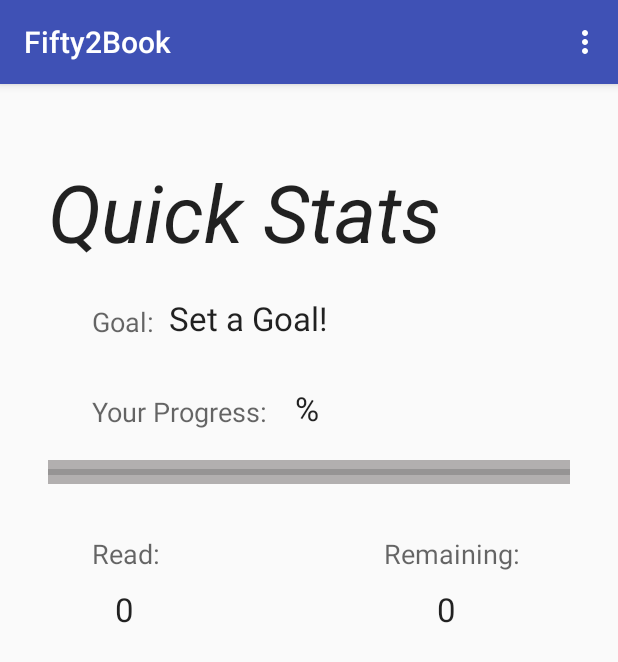
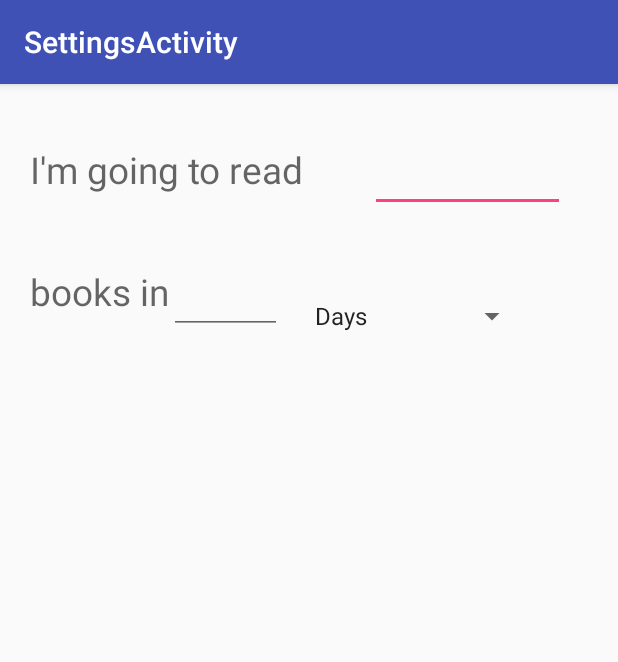
Before and after one commit to kemmons/Fifty2Book, an Android app: the screen it shows after launch (MainActivity before the commit, SettingsActivity after it), in the options menu, after a tap on "Settings", on a phone screen of 412 x 824 dp. Shown: the top 662 px of the screen. Run offline under Robolectric (Android 15) with nearby library versions, the phone set to English and light mode, and no system bars.

Commit message:
Created Settings activity; redesigned progress bar to customized drawable.

```diff
--- a/app/src/main/AndroidManifest.xml
+++ b/app/src/main/AndroidManifest.xml
@@ -18,6 +18,10 @@
                 <category android:name="android.intent.category.LAUNCHER" />
             </intent-filter>
         </activity>
+        <activity
+            android:name=".SettingsActivity"
+            android:label="@string/title_activity_settings"
+            android:theme="@style/AppTheme.NoActionBar"></activity>
     </application>
 
 </manifest>
--- a/app/src/main/java/com/emmons/kelsey/umkc/fifty2book/MainActivity.java
+++ b/app/src/main/java/com/emmons/kelsey/umkc/fifty2book/MainActivity.java
@@ -1,5 +1,6 @@
 package com.emmons.kelsey.umkc.fifty2book;
 
+import android.content.Intent;
 import android.os.Bundle;
 import android.support.design.widget.FloatingActionButton;
 import android.support.design.widget.Snackbar;
@@ -11,10 +12,22 @@ import android.view.MenuItem;
 
 public class MainActivity extends AppCompatActivity {
 
+    private static final String PREFS_NAME = "PrefsFile";
+
+    private int read = 0, to_read = 0, goal = 0;
+
+
     @Override
     protected void onCreate(Bundle savedInstanceState) {
         super.onCreate(savedInstanceState);
         setContentView(R.layout.activity_main);
+        //saved states
+        if (savedInstanceState != null) {
+            read = savedInstanceState.getInt("read");
+            to_read = savedInstanceState.getInt("to_read");
+            goal = savedInstanceState.getInt("goal");
+        }
+        //toolbar
         Toolbar toolbar = (Toolbar) findViewById(R.id.toolbar);
         setSupportActionBar(toolbar);
     }
@@ -34,10 +47,13 @@ public class MainActivity extends AppCompatActivity {
         int id = item.getItemId();
 
         //noinspection SimplifiableIfStatement
-        if (id == R.id.action_settings) {
-            return true;
+        switch (item.getItemId()) {
+            case R.id.action_settings:
+                Intent intent = new Intent(this, SettingsActivity.class);
+                startActivity(intent);
+                return true;
+            default:
+                return super.onOptionsItemSelected(item);
         }
-
-        return super.onOptionsItemSelected(item);
     }
 }
--- /dev/null
+++ b/app/src/main/java/com/emmons/kelsey/umkc/fifty2book/SettingsActivity.java
@@ -0,0 +1,34 @@
+package com.emmons.kelsey.umkc.fifty2book;
+
+import android.content.Intent;
+import android.os.Bundle;
+import android.support.design.widget.FloatingActionButton;
+import android.support.design.widget.Snackbar;
+import android.support.v7.app.AppCompatActivity;
+import android.support.v7.widget.Toolbar;
+import android.view.View;
+import android.widget.ArrayAdapter;
+import android.widget.Spinner;
+
+public class SettingsActivity extends AppCompatActivity {
+
+    protected void onCreate(Bundle savedInstanceState) {
+        super.onCreate(savedInstanceState);
+        setContentView(R.layout.activity_settings);
+
+        Spinner goalSpinner = (Spinner) findViewById(R.id.goalSpinner);
+
+        ArrayAdapter<CharSequence> goalSpinAdapter = ArrayAdapter
+                .createFromResource(this, R.array.spinnerArray,
+                        android.R.layout.simple_spinner_item);
+
+        goalSpinAdapter.setDropDownViewResource(android.R.layout.simple_spinner_dropdown_item);
+
+        goalSpinner.setAdapter(goalSpinAdapter);
+
+        Intent intent = getIntent();
+        Toolbar toolbar = (Toolbar) findViewById(R.id.toolbar);
+        setSupportActionBar(toolbar);
+
+    }
+}
--- /dev/null
+++ b/app/src/main/res/drawable/progress_drawable.xml
@@ -0,0 +1,25 @@
+<?xml version="1.0" encoding="utf-8"?>
+<layer-list xmlns:android="http://schemas.android.com/apk/res/android">
+<item android:id="@android:id/background">
+        <shape>
+            <corners android:radius="5dip"/>
+            <gradient
+                android:angle="270"
+                android:centerColor="#ff5a5d5a"
+                android:centerY="0.5"
+                android:endColor="#ff747674"
+                android:startColor="#ff9e9d9e" />
+        </shape>
+</item>
+    <item android:id="@android:id/progress">
+        <clip>
+            <shape>
+                <corners android:radius="5dip"/>
+                <gradient
+                    android:angle="0"
+                    android:endColor="#ff009900"
+                    android:startColor="#ff000099" />
+            </shape>
+        </clip>
+    </item>
+</layer-list>
--- /dev/null
+++ b/app/src/main/res/layout/activity_settings.xml
@@ -0,0 +1,81 @@
+<?xml version="1.0" encoding="utf-8"?>
+<RelativeLayout xmlns:android="http://schemas.android.com/apk/res/android"
+    xmlns:app="http://schemas.android.com/apk/res-auto"
+    xmlns:tools="http://schemas.android.com/tools"
+    android:layout_width="match_parent"
+    android:layout_height="match_parent"
+    android:orientation="vertical"
+    android:fitsSystemWindows="true"
+    tools:context="com.emmons.kelsey.umkc.fifty2book.SettingsActivity">
+
+    <android.support.design.widget.AppBarLayout
+        android:layout_width="match_parent"
+        android:layout_height="wrap_content"
+        android:theme="@style/AppTheme.AppBarOverlay"
+        android:id="@+id/view">
+
+        <android.support.v7.widget.Toolbar
+            android:id="@+id/toolbar"
+            android:layout_width="match_parent"
+            android:layout_height="?attr/actionBarSize"
+            android:background="?attr/colorPrimary"
+            app:popupTheme="@style/AppTheme.PopupOverlay" />
+
+    </android.support.design.widget.AppBarLayout>
+
+    <include layout="@layout/content_settings"
+        android:layout_below="@+id/view"
+        android:layout_alignParentStart="true"
+        android:layout_width="fill_parent"
+        android:layout_height="fill_parent" />
+
+    <TextView
+        android:layout_width="wrap_content"
+        android:layout_height="wrap_content"
+        android:textAppearance="?android:attr/textAppearanceMedium"
+        android:text="@string/settingsGoalText"
+        android:layout_below="@+id/view"
+        android:layout_alignParentStart="true"
+        android:layout_marginLeft="20dp"
+        android:layout_marginTop="40dp"
+        android:id="@+id/goalText1"
+        android:textSize="11pt" />
+
+    <EditText
+        android:layout_width="130dp"
+        android:layout_height="wrap_content"
+        android:inputType="number"
+        android:ems="10"
+        android:id="@+id/booksGoal"
+        android:layout_alignTop="@+id/goalText1"
+        android:layout_alignParentEnd="true"
+        android:layout_marginRight="35dp" />
+
+    <TextView
+        android:layout_width="wrap_content"
+        android:layout_height="wrap_content"
+        android:textAppearance="?android:attr/textAppearanceMedium"
+        android:text="@string/settingsGoalText1"
+        android:id="@+id/goalText2"
+        android:layout_below="@+id/booksGoal"
+        android:layout_alignStart="@+id/goalText1"
+        android:layout_marginTop="36dp"
+        android:textSize="11pt" />
+
+    <EditText
+        android:layout_width="75dp"
+        android:layout_height="wrap_content"
+        android:inputType="number"
+        android:ems="10"
+        android:id="@+id/weeksGoal"
+        android:layout_alignTop="@+id/goalText2"
+        android:layout_toEndOf="@+id/goalText2" />
+
+    <Spinner
+        android:layout_width="150dp"
+        android:layout_height="wrap_content"
+        android:id="@+id/goalSpinner"
+        android:layout_alignBottom="@+id/weeksGoal"
+        android:layout_toEndOf="@+id/goalText1" />
+
+</RelativeLayout>
--- a/app/src/main/res/layout/content_main.xml
+++ b/app/src/main/res/layout/content_main.xml
@@ -22,8 +22,6 @@
         android:textAppearance="?android:attr/textAppearanceMedium"
         android:text="@string/goalText"
         android:id="@+id/goalLabel"
-        android:layout_row="0"
-        android:layout_column="0"
         android:layout_marginLeft="45dp"
         android:layout_marginTop="130dp" />
 
@@ -33,8 +31,6 @@
         android:textAppearance="?android:attr/textAppearanceMedium"
         android:text="@string/progressText"
         android:id="@+id/progressText"
-        android:layout_row="3"
-        android:layout_column="0"
         android:layout_alignStart="@+id/goalLabel"
         android:layout_marginTop="190dp" />
 
@@ -43,11 +39,11 @@
         android:layout_width="352dp"
         android:layout_height="wrap_content"
         android:id="@+id/goalProgress"
+        android:progressDrawable="@drawable/progress_drawable"
         android:layout_gravity="center_vertical"
-        android:background="#b2afaf"
         android:visibility="visible"
-        android:layout_row="5"
-        android:layout_column="0"
+        android:max="100"
+        android:progress="0"
         android:layout_marginLeft="32dp"
         android:layout_below="@+id/progressText"
         android:layout_centerHorizontal="true"
@@ -57,7 +53,7 @@
         android:layout_width="wrap_content"
         android:layout_height="wrap_content"
         android:textAppearance="?android:attr/textAppearanceMedium"
-        android:text="Read:"
+        android:text="@string/readText"
         android:id="@+id/readLabel"
         android:layout_below="@+id/goalLabel"
         android:layout_marginLeft="45dp"
@@ -67,7 +63,7 @@
         android:layout_width="wrap_content"
         android:layout_height="wrap_content"
         android:textAppearance="?android:attr/textAppearanceMedium"
-        android:text="Remaining:"
+        android:text="@string/remainingText"
         android:id="@+id/remainingLabel"
         android:layout_marginRight="45dp"
         android:layout_alignTop="@+id/readLabel"
@@ -78,7 +74,7 @@
         android:layout_width="wrap_content"
         android:layout_height="wrap_content"
         android:textAppearance="?android:attr/textAppearanceLarge"
-        android:text="Quick Stats"
+        android:text="@string/statsHeader"
         android:id="@+id/headerLabel"
         android:layout_alignParentTop="true"
         android:layout_alignStart="@+id/goalProgress"
@@ -90,7 +86,7 @@
         android:layout_width="wrap_content"
         android:layout_height="wrap_content"
         android:textAppearance="?android:attr/textAppearanceLarge"
-        android:text="Set a Goal!"
+        android:text="@string/goalVal"
         android:id="@+id/goalValue"
         android:layout_above="@+id/readLabel"
         android:layout_toEndOf="@id/goalLabel"
@@ -100,7 +96,7 @@
         android:layout_width="wrap_content"
         android:layout_height="wrap_content"
         android:textAppearance="?android:attr/textAppearanceLarge"
-        android:text=" %"
+        android:text="@string/goalPercent"
         android:id="@+id/progressPercent"
         android:layout_marginTop="185dp"
         android:layout_marginLeft="10dp"
@@ -110,7 +106,7 @@
         android:layout_width="wrap_content"
         android:layout_height="wrap_content"
         android:textAppearance="?android:attr/textAppearanceLarge"
-        android:text="0"
+        android:text="@string/readVal"
         android:id="@+id/readValue"
         android:layout_below="@+id/readLabel"
         android:layout_alignStart="@+id/readLabel"
@@ -121,7 +117,7 @@
         android:layout_width="wrap_content"
         android:layout_height="wrap_content"
         android:textAppearance="?android:attr/textAppearanceLarge"
-        android:text="0"
+        android:text="@string/remVal"
         android:id="@+id/remainValue"
         android:layout_alignTop="@+id/readValue"
         android:layout_alignStart="@+id/remainingLabel"
--- /dev/null
+++ b/app/src/main/res/layout/content_settings.xml
@@ -0,0 +1,15 @@
+<?xml version="1.0" encoding="utf-8"?>
+<RelativeLayout xmlns:android="http://schemas.android.com/apk/res/android"
+    xmlns:app="http://schemas.android.com/apk/res-auto"
+    xmlns:tools="http://schemas.android.com/tools"
+    android:layout_width="match_parent"
+    android:layout_height="match_parent"
+    android:paddingBottom="@dimen/activity_vertical_margin"
+    android:paddingLeft="@dimen/activity_horizontal_margin"
+    android:paddingRight="@dimen/activity_horizontal_margin"
+    android:paddingTop="@dimen/activity_vertical_margin"
+    app:layout_behavior="@string/appbar_scrolling_view_behavior"
+    tools:context="com.emmons.kelsey.umkc.fifty2book.SettingsActivity"
+    tools:showIn="@layout/activity_settings">
+
+</RelativeLayout>
--- a/app/src/main/res/values/strings.xml
+++ b/app/src/main/res/values/strings.xml
@@ -1,6 +1,21 @@
 <resources>
     <string name="app_name">Fifty2Book</string>
+    <string name="statsHeader">Quick Stats</string>
     <string name="action_settings">Settings</string>
     <string name="progressText">Your Progress:</string>
     <string name="goalText">Goal:</string>
+    <string name="readText">Read:</string>
+    <string name="remainingText">Remaining:</string>
+    <string name="goalVal">Set a Goal!</string>
+    <string name="goalPercent"> %</string>
+    <string name="readVal">0</string>
+    <string name="remVal">0</string>
+    <string name="title_activity_settings">SettingsActivity</string>
+    <string-array name="spinnerArray">
+        <item>Days</item>
+        <item>Weeks</item>
+        <item>Months</item>
+    </string-array>
+    <string name="settingsGoalText">I\'m going to read </string>
+    <string name="settingsGoalText1">books in </string>
 </resources>
```
